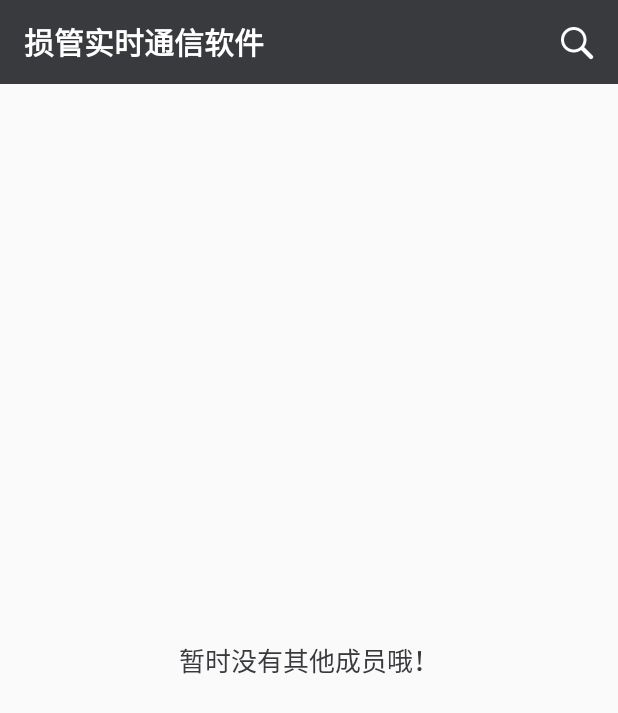
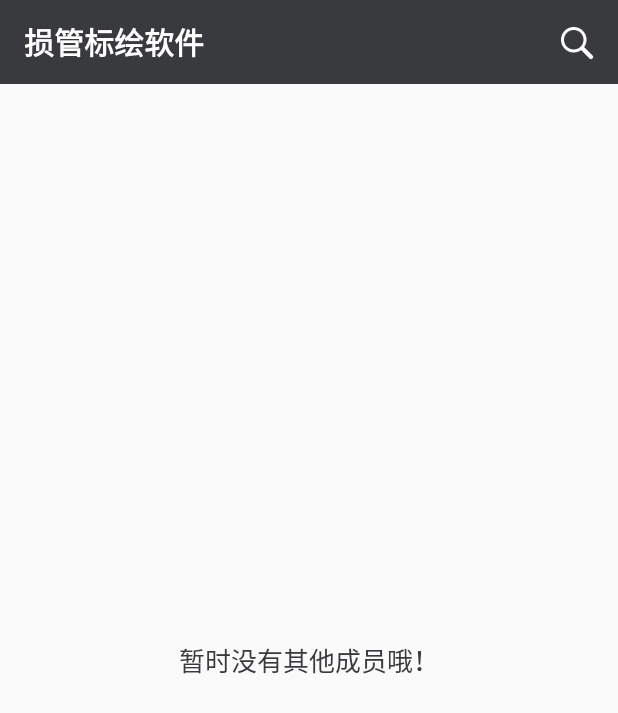
Before and after one commit to Dogawa/damagechat, an Android app: the MainActivity screen opened directly, with no data from a screen before it, on a phone screen of 412 x 824 dp. Shown: the top 713 px of the screen. Run offline under Robolectric (Android 15) with nearby library versions, the phone set to English and light mode, and no system bars; our stand-ins replace ButterKnife, CircleImageView, EventBus, RxJava.

Commit message:
change string

```diff
--- a/app/src/main/res/values/strings.xml
+++ b/app/src/main/res/values/strings.xml
@@ -1,16 +1,16 @@
 <resources>
-    <string name="app_name">损管实时通信软件</string>
+    <string name="app_name">损管标绘软件</string>
     <string name="nickname">昵称</string>
     <string name="login">登录</string>
-    <string name="login_tip">损管实时通信软件</string>
+    <string name="login_tip">损管标绘软件</string>
     <string name="select_head_image">←选择头像</string>
-    <string name="scan_device_ing">正在扫描对等方</string>
+    <string name="scan_device_ing">损管标绘系统连接中</string>
     <string name="chat">聊天室</string>
     <string name="peers_list">成员列表</string>
     <string name="search_device">搜索对等方</string>
     <string name="open">打开</string>
     <string name="close">关闭</string>
-    <string name="loadingPeersInfo">加载成员信息</string>
+    <string name="loadingPeersInfo">损管标绘系统连接中</string>
     <string name="tip_none_peers">暂时没有其他成员哦！</string>
     <string name="send">发送</string>
     <string name="tip_pressed_start_record">按住 说话</string>
```
